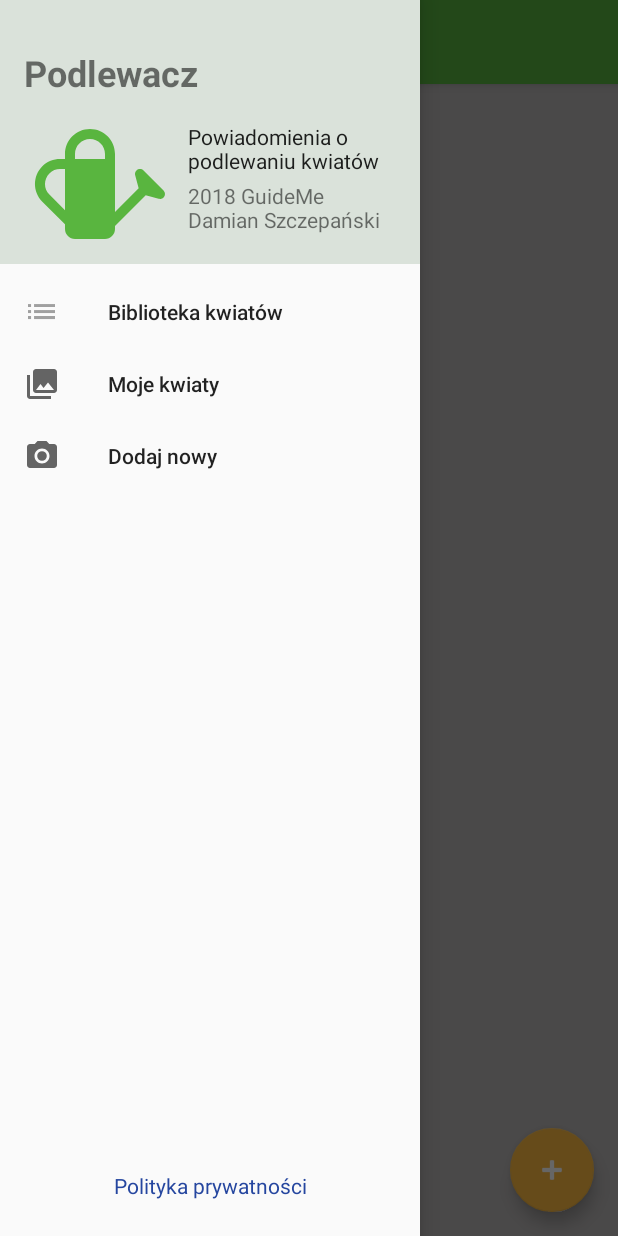
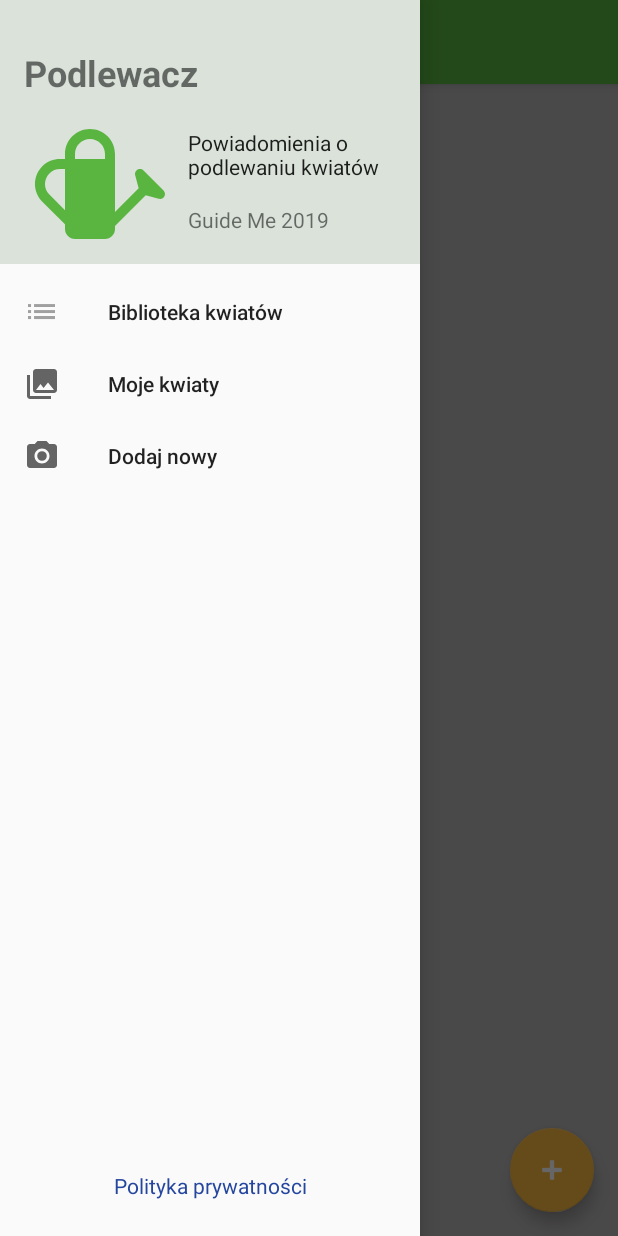
Before and after one commit to mniami/pourtheflowers, an Android app: the screen it shows after launch (MainActivity), with the side drawer open, on a phone screen of 412 x 824 dp. Run offline under Robolectric (Android 15) with nearby library versions, the light colour scheme and no system bars; our stand-ins replace Dagger/Hilt's generated code; network calls fail; pictures from the network do not load; 1 statement that could not run was skipped.

Commit message:
Fixed wrong images on the list Fixed wrongly aligned application information on drawer

```diff
--- a/pourtheflowers/app/src/main/res/layout/nav_header_main.xml
+++ b/pourtheflowers/app/src/main/res/layout/nav_header_main.xml
@@ -1,7 +1,6 @@
 <?xml version="1.0" encoding="utf-8"?>
 <android.support.constraint.ConstraintLayout xmlns:android="http://schemas.android.com/apk/res/android"
     xmlns:app="http://schemas.android.com/apk/res-auto"
-    xmlns:tools="http://schemas.android.com/tools"
     android:layout_width="match_parent"
     android:layout_height="@dimen/nav_header_height"
     android:background="@drawable/side_nav_bar"
@@ -28,6 +27,7 @@
         android:layout_width="0dp"
         android:layout_height="wrap_content"
         android:layout_marginStart="8dp"
+        android:layout_marginTop="8dp"
         android:layout_marginEnd="8dp"
         android:layout_marginBottom="4dp"
         android:text="@string/nav_header_title"
@@ -35,7 +35,8 @@
         app:layout_constraintBottom_toTopOf="@+id/tvSubTitle"
         app:layout_constraintEnd_toEndOf="parent"
         app:layout_constraintHorizontal_bias="0.0"
-        app:layout_constraintStart_toEndOf="@+id/imageView" />
+        app:layout_constraintStart_toEndOf="@+id/imageView"
+        app:layout_constraintTop_toBottomOf="@+id/textView3" />
 
     <TextView
         android:id="@+id/tvSubTitle"
--- a/pourtheflowers/app/src/main/res/values/strings.xml
+++ b/pourtheflowers/app/src/main/res/values/strings.xml
@@ -4,7 +4,7 @@
     <string name="navigation_drawer_open">Otwórz menu</string>
     <string name="navigation_drawer_close">Zamknij menu</string>
     <string name="nav_header_title">Powiadomienia o podlewaniu kwiatów</string>
-    <string name="nav_header_subtitle">2018 GuideMe Damian Szczepański</string>
+    <string name="nav_header_subtitle">Guide Me 2019</string>
     <string name="nav_header_desc"></string>
     <string name="action_settings">Ustawienia</string>
     <string name="title_activity_flower">FlowerActivity</string>
```
Also changed, not shown: pourtheflowers/app/src/main/java/guideme/bydgoszcz/pl/pourtheflower/views/fragments/FlowerRecyclerViewAdapter.kt (+18 -10 lines).
